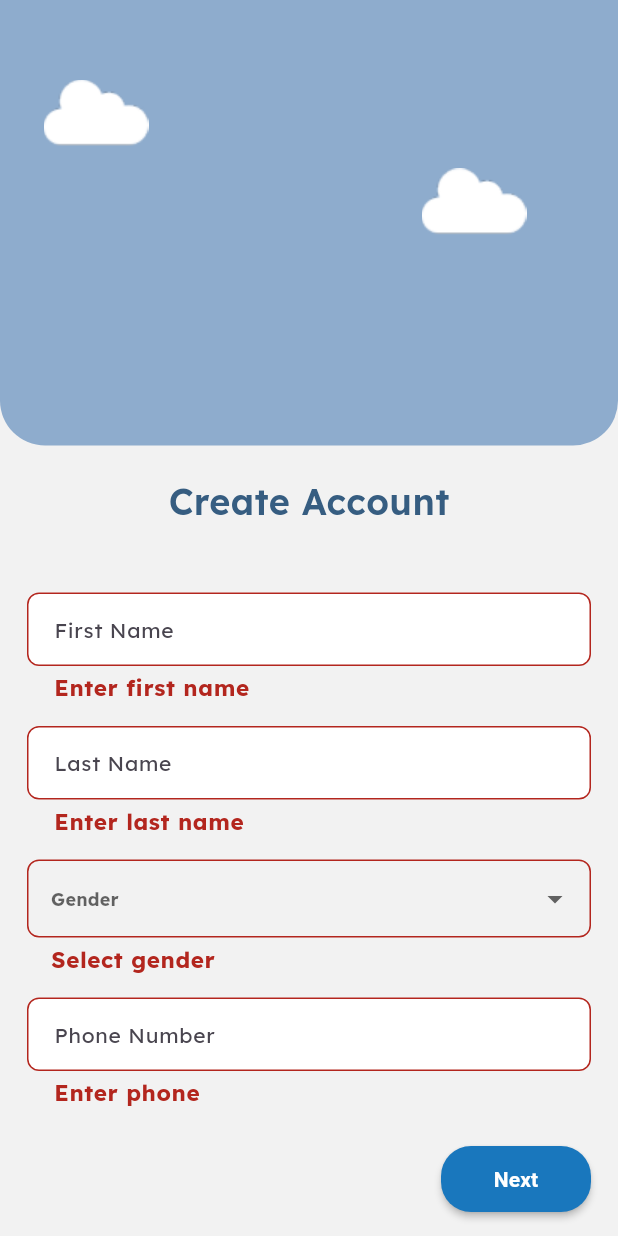
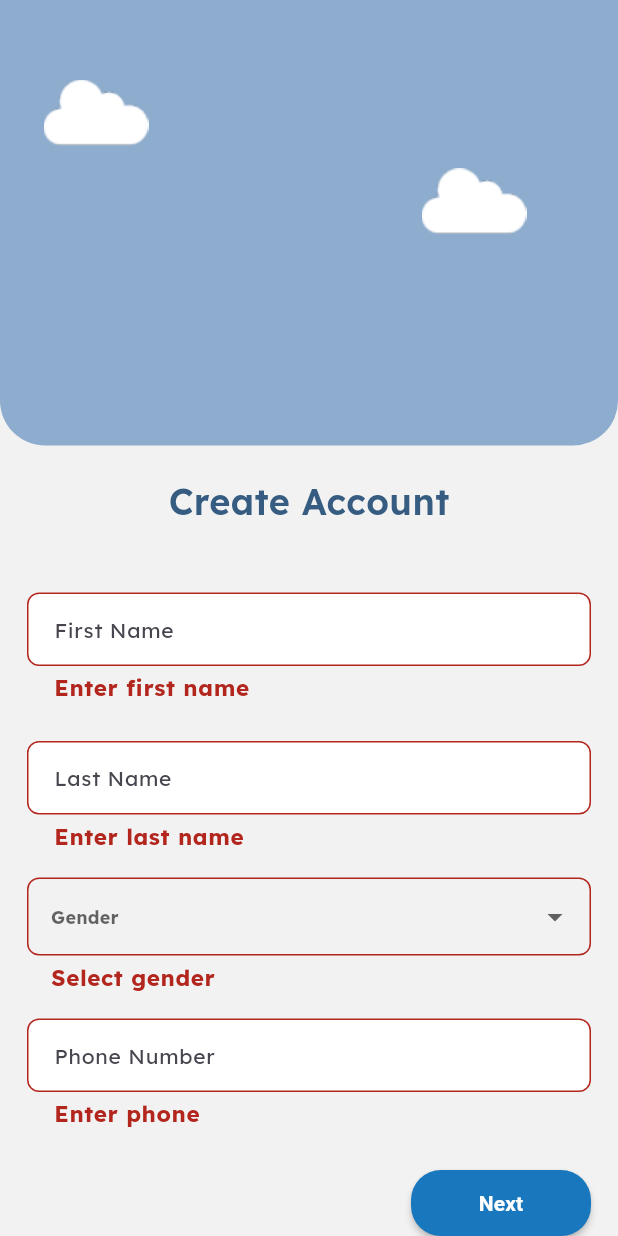
Before and after one commit to Arwa988/Kids_Guard, a Flutter app: the CreateAccountScreen screen opened by its route, after a tap on "Next", on a phone screen of 412 x 824 dp. Run offline on Flutter 3.47's test engine with Material 3 defaults, Android fonts, the phone set to English and light mode, and no system bars; our stand-ins replace cached_network_image, cloud_firestore, firebase_auth, firebase_core, flutter_animate, flutter_bloc and 7 more; accounts and stored records are empty.

Commit message:
Before Midterm

```diff
--- a/lib/presentation/screens_doctor/Create_Account_Screen/create_account.dart
+++ b/lib/presentation/screens_doctor/Create_Account_Screen/create_account.dart
@@ -9,12 +9,11 @@ import 'package:firebase_auth/firebase_auth.dart';
 class CreateAccountScreen extends StatefulWidget {
   const CreateAccountScreen({super.key});
   static const String routname = "/create_account";
-
+// create account backend
   @override
   State<CreateAccountScreen> createState() => _CreateAccountScreenState();
 }
 
-// Create Account Backend
 class _CreateAccountScreenState extends State<CreateAccountScreen> {
   final _formKey = GlobalKey<FormState>();
   final firstC = TextEditingController();
@@ -23,7 +22,10 @@ class _CreateAccountScreenState extends State<CreateAccountScreen> {
   String? selectedGender;
   bool _isLoading = false;
 
+  /// Save doctor details in the doctors collection
   Future<void> _saveDoctorDetails() async {
+    if (!_formKey.currentState!.validate()) return;
+
     try {
       setState(() => _isLoading = true);
 
@@ -35,9 +37,8 @@ class _CreateAccountScreenState extends State<CreateAccountScreen> {
         return;
       }
 
-      // Save data in the doctors collection
-      final firestore = FirebaseFirestore.instance;
-      await firestore.collection('Doctors').doc(user.uid).set({
+      // Save doctor info in the "doctors" collection
+      await FirebaseFirestore.instance.collection('doctors').doc(user.uid).set({
         'userId': user.uid,
         'firstname': firstC.text.trim(),
         'lastname': lastC.text.trim(),
@@ -50,7 +51,12 @@ class _CreateAccountScreenState extends State<CreateAccountScreen> {
         const SnackBar(content: Text('Doctor details saved successfully')),
       );
 
-      Navigator.pushNamed(context, ProfilePhotoScreen.routname);
+      // Navigate to ProfilePhotoScreen for doctor
+      Navigator.pushReplacementNamed(
+        context,
+        ProfilePhotoScreen.routname,
+        arguments: "doctor",
+      );
     } catch (e) {
       ScaffoldMessenger.of(context).showSnackBar(
         SnackBar(content: Text('Error saving data: $e')),
@@ -60,7 +66,14 @@ class _CreateAccountScreenState extends State<CreateAccountScreen> {
     }
   }
 
-  // Create Account UI
+  @override
+  void dispose() {
+    firstC.dispose();
+    lastC.dispose();
+    phoneC.dispose();
+    super.dispose();
+  }
+// create account ui
   @override
   Widget build(BuildContext context) {
     return Scaffold(
@@ -76,7 +89,8 @@ class _CreateAccountScreenState extends State<CreateAccountScreen> {
                   fontFamily: "Lexend",
                   fontSize: 24,
                   fontWeight: FontWeight.w600,
-                    color: AppColors.kTextColor),
+                  color: AppColors.kTextColor,
+                ),
               ),
               const SizedBox(height: 18),
               Padding(
@@ -88,18 +102,16 @@ class _CreateAccountScreenState extends State<CreateAccountScreen> {
                       CustomTextField(
                         controller: firstC,
                         hintText: 'First Name',
-                        validator: (v) =>
-                        v!.isEmpty ? 'Enter first name' : null,
+                        validator: (v) => v!.isEmpty ? 'Enter first name' : null,
                       ),
+                      const SizedBox(height: 10),
                       CustomTextField(
                         controller: lastC,
                         hintText: 'Last Name',
-                        validator: (v) =>
-                        v!.isEmpty ? 'Enter last name' : null,
+                        validator: (v) => v!.isEmpty ? 'Enter last name' : null,
                       ),
-                      Padding(
-                        padding: const EdgeInsets.symmetric(vertical: 8.0),
-                        child: DropdownButtonFormField<String>(
+                      const SizedBox(height: 10),
+                      DropdownButtonFormField<String>(
                         value: selectedGender,
                         decoration: InputDecoration(
                           hintText: 'Gender',
@@ -113,45 +125,37 @@ class _CreateAccountScreenState extends State<CreateAccountScreen> {
                           DropdownMenuItem(
                             value: 'Male',
                             child: Text('Male',
-                                  style:
-                                  TextStyle(color: AppColors.kTextColor)),
+                                style: TextStyle(color: AppColors.kTextColor)),
                           ),
                           DropdownMenuItem(
                             value: 'Female',
                             child: Text('Female',
-                                  style:
-                                  TextStyle(color: AppColors.kTextColor)),
+                                style: TextStyle(color: AppColors.kTextColor)),
                           ),
                         ],
                         onChanged: (v) => setState(() => selectedGender = v),
                         validator: (v) => v == null ? 'Select gender' : null,
                       ),
-                      ),
+                      const SizedBox(height: 10),
                       CustomTextField(
                         controller: phoneC,
                         hintText: 'Phone Number',
                         keyboardType: TextInputType.number,
                         validator: (v) {
                           if (v == null || v.trim().isEmpty) return 'Enter phone';
-                          if (!RegExp(r'^\d+$').hasMatch(v)) return 'Only numbers';
+                          if (!RegExp(r'^\d+$').hasMatch(v)) return 'Only numbers allowed';
                           return null;
                         },
                       ),
-                      const SizedBox(height: 18),
+                      const SizedBox(height: 20),
                       Row(
                         children: [
                           const Spacer(),
                           SizedBox(
-                            width: 100,
+                            width: 120,
                             height: 44,
                             child: ElevatedButton(
-                              onPressed: _isLoading
-                                  ? null
-                                  : () async {
-                                if (_formKey.currentState!.validate()) {
-                                  await _saveDoctorDetails();
-                                }
-                              },
+                              onPressed: _isLoading ? null : _saveDoctorDetails,
                               style: ElevatedButton.styleFrom(
                                 backgroundColor: AppColors.kPrimaryColor,
                                 shape: RoundedRectangleBorder(
```
Also changed, not shown: lib/main.dart (+13 -5 lines), lib/presentation/screens_doctor/Login_doctor_screen/login_doctor.dart (+32 -2 lines), lib/presentation/screens_doctor/Nav_Bottom_doctor_Screens/Home_Tab/profile_screen_doc.dart (+26 -25 lines), lib/presentation/screens_doctor/Nav_Bottom_doctor_Screens/Home_Tab/wedgit/Drawer_desgin.dart (+9 -14 lines), lib/presentation/screens_doctor/Profile_Photo_Screen/profile_photo.dart (+8 -4 lines), lib/presentation/screens_doctor/Sign_doctor_screen/sign_up_doctor.dart (+19 -18 lines). Lines whose indentation alone changed are shown as unchanged.
